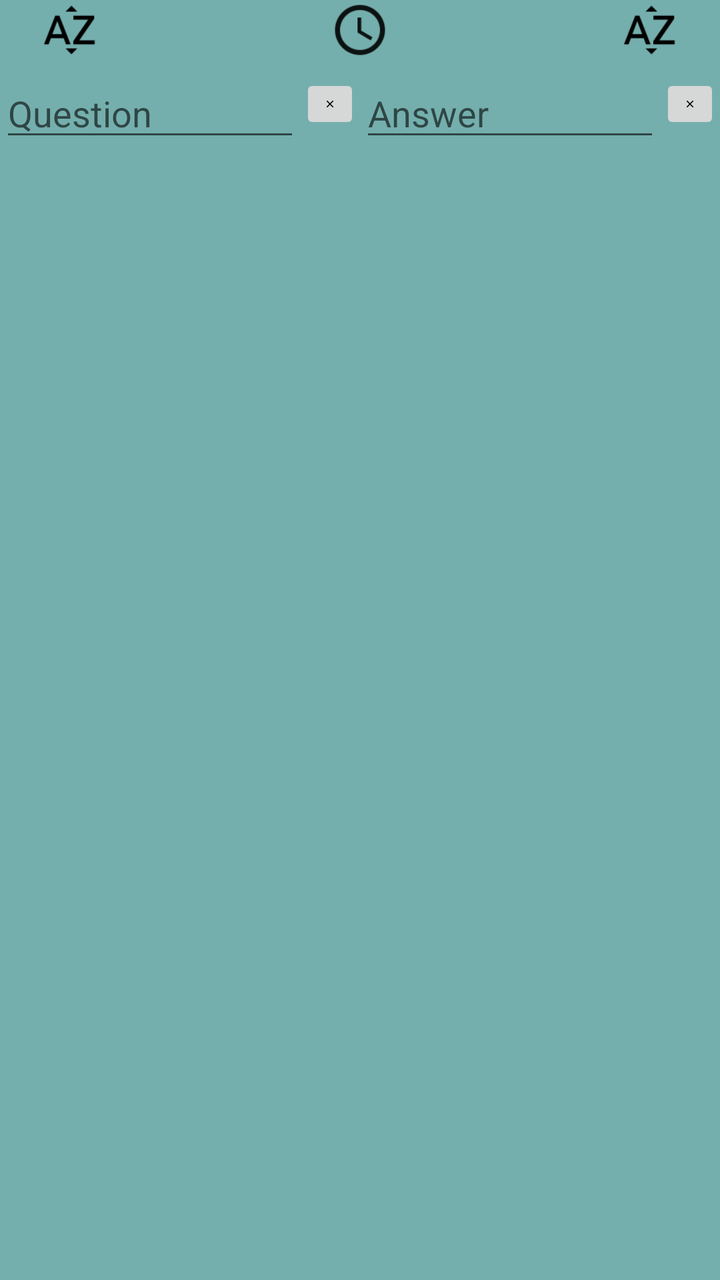
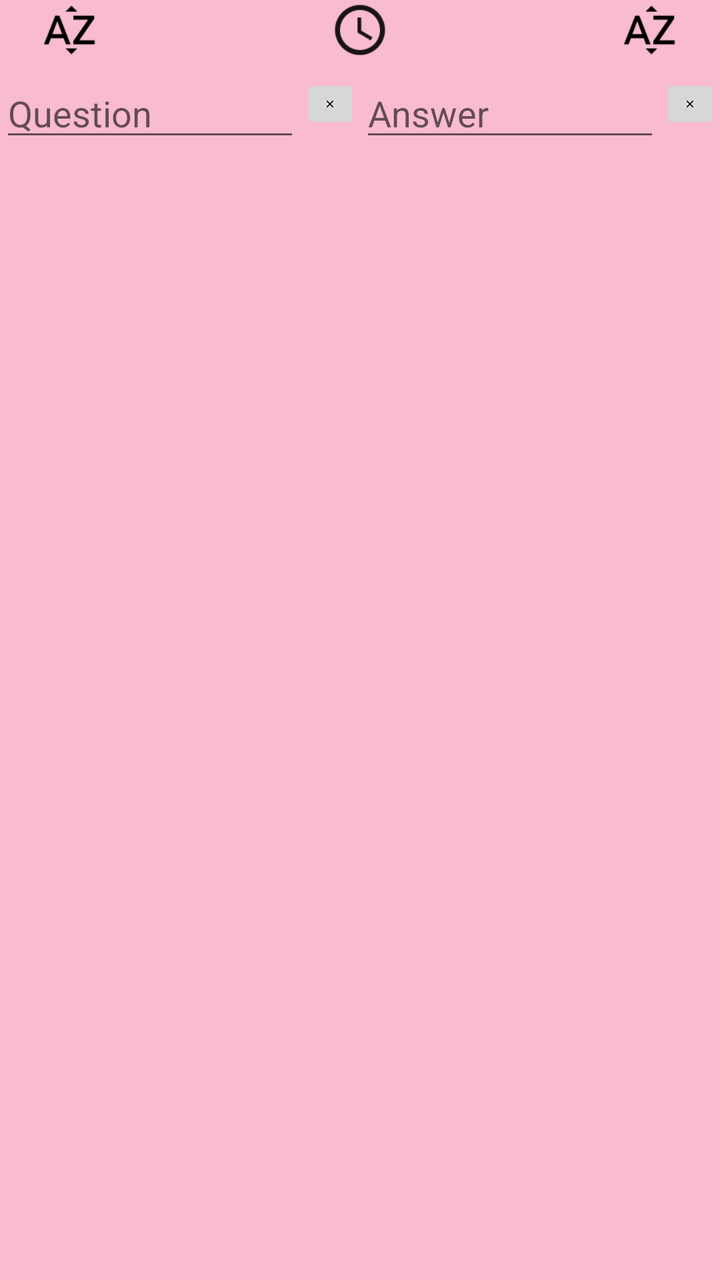

Before-and-after screenshots of an Android layout around one commit, followed by the original layout XML and the change that was made.
<!-- AndroidManifest.xml: application theme AppTheme -->
<!-- res/layout/entries_list_fragment.xml -->
<?xml version="1.0" encoding="utf-8"?>
<LinearLayout xmlns:android="http://schemas.android.com/apk/res/android"
    android:orientation="vertical" android:layout_width="match_parent"
    android:layout_height="match_parent"
    android:background="#74AFAD">
    <RelativeLayout
        android:layout_width="match_parent"
        android:layout_height="wrap_content"
        >
        <ToggleButton
            android:id="@+id/sort_question"
            android:layout_width="30dp"
            android:layout_height="30dp"
            android:layout_alignParentStart="true"
            android:layout_alignParentLeft="true"
            android:textOff=""
            android:textOn=""
            android:background="@drawable/ic_sort_by_alpha_black_24dp"
            android:focusable="false"
            android:layout_marginLeft="20dp"/>

        <ToggleButton
            android:id="@+id/sort_entry_date"
            android:layout_width="30dp"
            android:layout_height="30dp"
            android:layout_centerHorizontal="true"
            android:textOff=""
            android:textOn=""
            android:background="@drawable/ic_access_time_black_24dp"
            android:focusable="false"/>

        <ToggleButton
            android:id="@+id/sort_answer"
            android:layout_width="30dp"
            android:layout_height="30dp"
            android:layout_alignParentEnd="true"
            android:layout_alignParentRight="true"
            android:gravity="end"
            android:textOff=""
            android:textOn=""
            android:background="@drawable/ic_sort_by_alpha_black_24dp"
            android:focusable="false"
            android:layout_marginRight="20dp"/>
    </RelativeLayout>
    <LinearLayout
        android:layout_width="match_parent"
        android:layout_height="wrap_content">
        <LinearLayout
            android:layout_width="0dp"
            android:layout_height="wrap_content"
            android:layout_weight="1"
            android:layout_gravity="center"
            android:gravity="center"
            >
            <EditText
                android:id="@+id/search_question"
                android:layout_width="wrap_content"
                android:layout_height="wrap_content"
                android:layout_weight="1"
                android:layout_gravity="center"
                android:layout_marginTop="3dp"
                android:hint="@string/question"
                android:imeOptions="flagNoExtractUi"/>

            <ImageButton
                android:id="@+id/clear_search_question"
                android:layout_width="30dp"
                android:layout_height="30dp"
                android:layout_weight="0"
                android:layout_gravity="center"
                android:scaleType="centerInside"
                android:src="@drawable/ic_clear_black_24dp" />
        </LinearLayout>
        <LinearLayout
            android:layout_width="0dp"
            android:layout_height="wrap_content"
            android:layout_weight="1"
            android:layout_gravity="center"
            android:gravity="center">
            <EditText
                android:id="@+id/search_answer"
                android:layout_width="wrap_content"
                android:layout_height="wrap_content"
                android:layout_weight="1"
                android:layout_gravity="center"
                android:layout_marginTop="3dp"
                android:hint="@string/answer"
                android:imeOptions="flagNoExtractUi"/>

            <ImageButton
                android:id="@+id/clear_search_answer"
                android:layout_width="30dp"
                android:layout_height="30dp"
                android:layout_weight="0"
                android:layout_gravity="center"
                android:scaleType="centerInside"
                android:src="@drawable/ic_clear_black_24dp" />
        </LinearLayout>
    </LinearLayout>

    <ListView
        android:id="@+id/field_entries_list_view"
        android:layout_width="match_parent"
        android:layout_height="match_parent"
        android:layout_centerInParent="true"
        android:layout_marginBottom="5dp"
        android:layout_marginTop="15dp"
        android:cacheColorHint="#00000000"
        android:choiceMode="singleChoice"
        android:divider="#FF0000"
        android:dividerHeight="1dp"
        android:drawSelectorOnTop="false"
        android:focusable="true"
        android:listSelector="#00FF00"
        android:orientation="vertical" />


</LinearLayout>
<!-- resources referenced by this layout -->
<resources>
  <!-- drawable ic_access_time_black_24dp: png bitmap (drawable-hdpi, 541 bytes) -->
  <!-- drawable ic_clear_black_24dp: png bitmap (drawable, 164 bytes) -->
  <!-- drawable ic_sort_by_alpha_black_24dp: png bitmap (drawable-hdpi, 443 bytes) -->
  <string name="answer">Answer</string>
  <string name="question">Question</string>
  <style name="AppTheme" parent="MyTheme.Base">
      </style>
  <style name="MyTheme.Base" parent="Theme.AppCompat.Light.DarkActionBar">
          <item name="windowNoTitle">true</item>
          <item name="windowActionBar">false</item>
          <item name="colorPrimary">#2196F3</item>
          <item name="colorPrimaryDark">#1976D2</item>
          <item name="colorAccent">#FF4081</item>
      </style>
</resources>

<!-- the commit's change to res/layout/entries_list_fragment.xml (unified diff, before → after) -->
@@ -2,7 +2,7 @@
 <LinearLayout xmlns:android="http://schemas.android.com/apk/res/android"
     android:orientation="vertical" android:layout_width="match_parent"
     android:layout_height="match_parent"
-    android:background="#74AFAD">
+    android:background="#F8BBD0">
     <RelativeLayout
         android:layout_width="match_parent"
         android:layout_height="wrap_content"
<!-- resource entries referenced after the edit -->
@@ -10,9 +10,10 @@
   <style name="MyTheme.Base" parent="Theme.AppCompat.Light.DarkActionBar">
           <item name="windowNoTitle">true</item>
           <item name="windowActionBar">false</item>
-          <item name="colorPrimary">#2196F3</item>
+          <item name="colorPrimary">#EC407A</item>
           <item name="colorPrimaryDark">#1976D2</item>
-          <item name="colorAccent">#FF4081</item>
+          <item name="colorAccent">#EA80FC</item>
+  
       </style>
 </resources>
 
